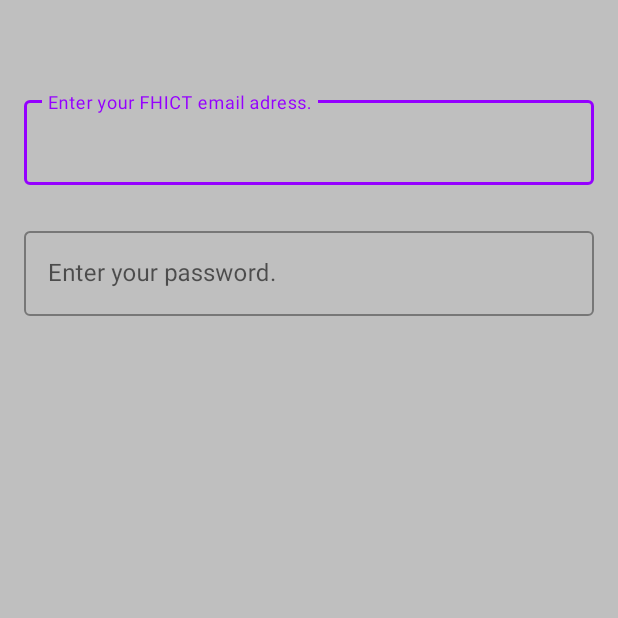
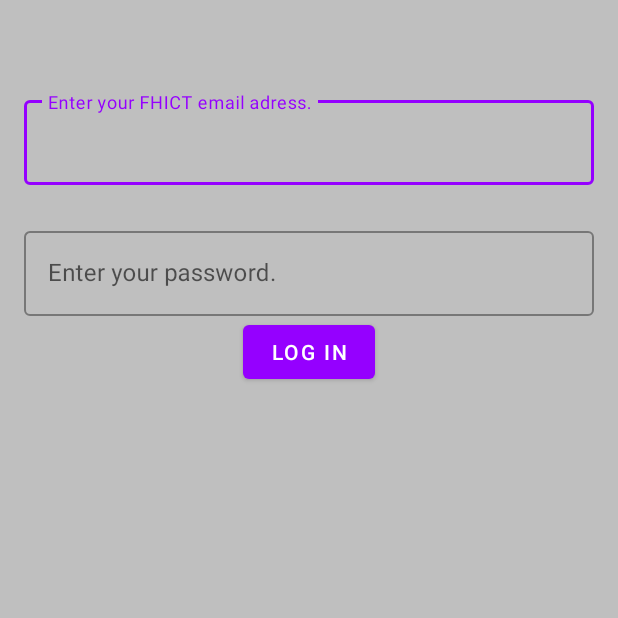
Before and after one commit to aLoneWitness/app-studybuddy, an Android app: the screen it shows after launch (LoginActivity), on a phone screen of 412 x 824 dp, the top half of it. Run offline under Robolectric (Android 15) with nearby library versions, the phone set to English and light mode, and no system bars.

Commit message:
Add button.

```diff
--- a/app/src/main/res/layout/activity_login.xml
+++ b/app/src/main/res/layout/activity_login.xml
@@ -45,6 +45,12 @@
 
     </com.google.android.material.textfield.TextInputLayout>
 
+    <com.google.android.material.button.MaterialButton
+        android:id="@+id/material_button"
+        android:layout_width="wrap_content"
+        android:layout_height="wrap_content"
+        android:text="@string/button_label_login"/>
+
     <ProgressBar
         android:id="@+id/login_progress"
         style="?android:attr/progressBarStyleLarge"
--- a/app/src/main/res/values/strings.xml
+++ b/app/src/main/res/values/strings.xml
@@ -14,4 +14,5 @@
     </string>
     <string name="fhictemail_hint">Enter your FHICT email adress.</string>
     <string name="fhictpassword_hint">Enter your password.</string>
+    <string name="button_label_login">Log in</string>
 </resources>
```
